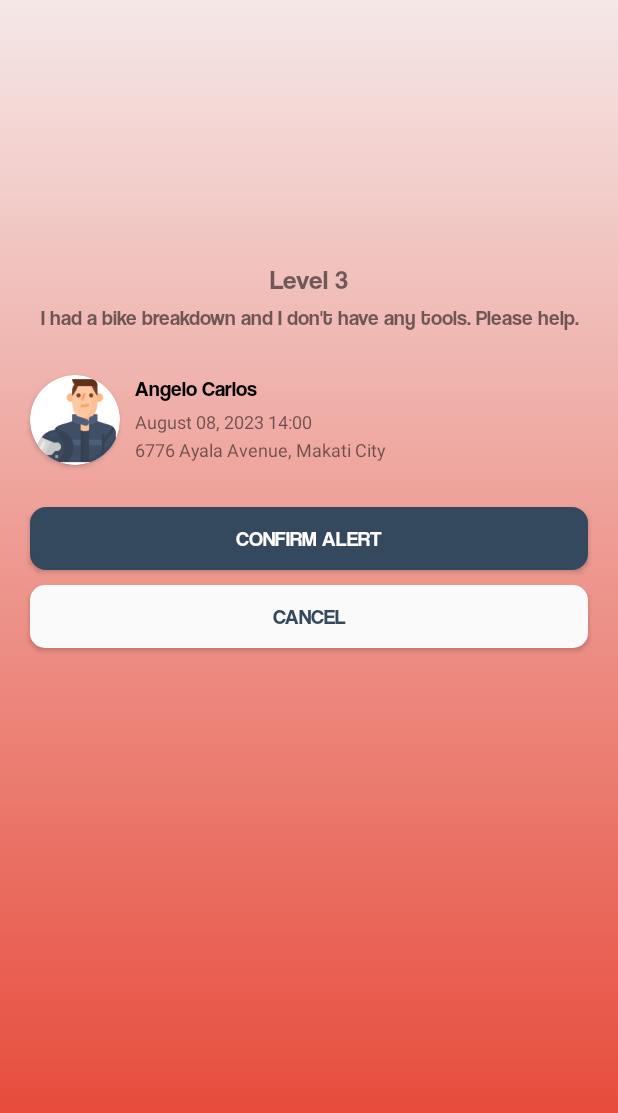
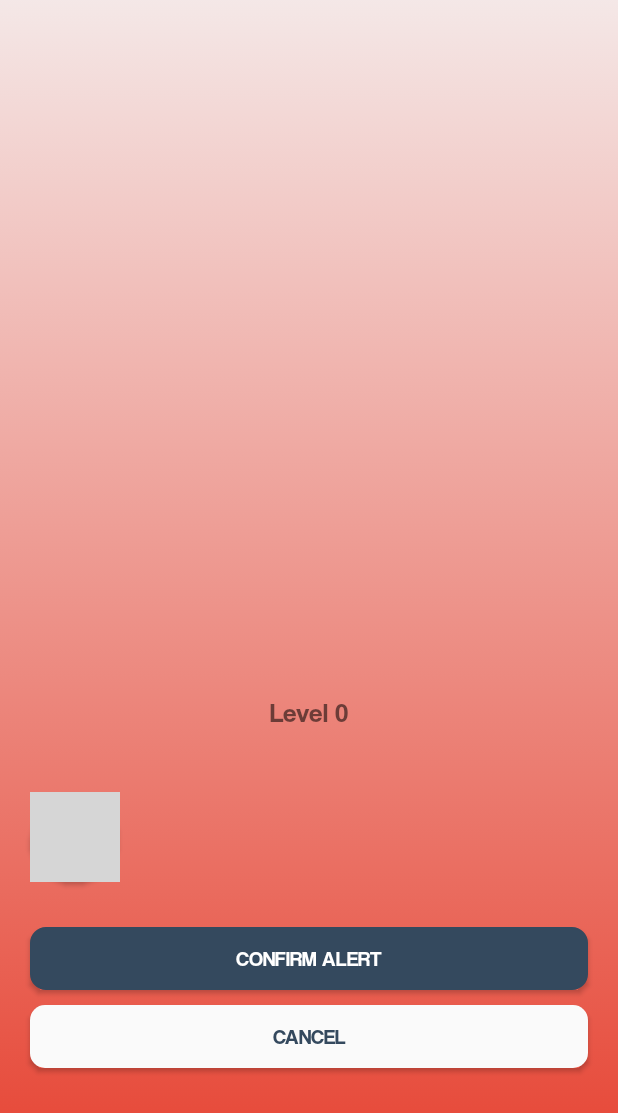
Before and after one commit to cchristopherjaudian/Padyak, an Android app: the frmMemberAlertInfo screen opened directly, with no data from a screen before it, on a phone screen of 412 x 824 dp, the part 123-1236 px from its top. Run offline under Robolectric (Android 15) with nearby library versions, the phone set to English and light mode, and no system bars; our stand-ins replace Picasso; pictures from the network do not load; 1 statement that could not run was skipped; grey boxes are pictures that could not be loaded.

Commit message:
feat: Implement Admin Alert

```diff
--- a/mobile/app/src/main/java/com/padyak/activity/frmMemberAlertInfo.java
+++ b/mobile/app/src/main/java/com/padyak/activity/frmMemberAlertInfo.java
@@ -5,6 +5,10 @@ import androidx.appcompat.app.AppCompatActivity;
 
 import android.os.Bundle;
 import android.util.Log;
+import android.widget.Button;
+import android.widget.ImageView;
+import android.widget.TextView;
+import android.widget.Toast;
 
 import com.google.android.gms.maps.CameraUpdateFactory;
 import com.google.android.gms.maps.GoogleMap;
@@ -16,8 +20,25 @@ import com.google.android.gms.maps.model.LatLng;
 import com.google.android.gms.maps.model.Marker;
 import com.google.android.gms.maps.model.MarkerOptions;
 import com.padyak.R;
+import com.padyak.utility.Helper;
+import com.padyak.utility.VolleyHttp;
+import com.squareup.picasso.Picasso;
+
+import org.json.JSONObject;
+
+import java.util.HashMap;
+import java.util.Map;
 
 public class frmMemberAlertInfo extends AppCompatActivity implements OnMapsSdkInitializedCallback, OnMapReadyCallback {
+
+    String alertId;
+    Button btnCancelAlert, btnConfirmAlert;
+    TextView txAlertAddress, txAlertTime, txAlertName;
+    TextView txAlertDescription, txAlertLevel;
+    ImageView imgDP;
+    double latitude;
+    double longitude;
+    String memberName, locationName;
 
     @Override
     protected void onCreate(Bundle savedInstanceState) {
@@ -25,30 +46,82 @@ public class frmMemberAlertInfo extends AppCompatActivity implements OnMapsSdkIn
         MapsInitializer.initialize(getApplicationContext(), MapsInitializer.Renderer.LATEST, frmMemberAlertInfo.this);
         setContentView(R.layout.activity_frm_member_alert_info);
 
+        latitude = getIntent().getDoubleExtra("latitude", 0d);
+        longitude = getIntent().getDoubleExtra("longitude", 0d);
+
+        alertId = getIntent().getStringExtra("id");
+
+        memberName = getIntent().getStringExtra("name");
+        locationName = getIntent().getStringExtra("location");
 
         SupportMapFragment mapFragment = (SupportMapFragment)
                 getSupportFragmentManager().findFragmentById(R.id.mapAlertInfo);
         mapFragment.getMapAsync(this);
+
+        btnConfirmAlert = findViewById(R.id.btnConfirmAlert);
+        btnCancelAlert = findViewById(R.id.btnCancelAlert);
+
+        txAlertName = findViewById(R.id.txAlertName);
+        txAlertTime = findViewById(R.id.txAlertTime);
+        txAlertAddress = findViewById(R.id.txAlertAddress);
+
+        txAlertLevel = findViewById(R.id.txAlertLevel);
+        txAlertDescription = findViewById(R.id.txAlertDescription);
+
+        imgDP = findViewById(R.id.imgDP);
+
+
+        txAlertName.setText(memberName);
+        txAlertTime.setText(getIntent().getStringExtra("date"));
+        txAlertAddress.setText(locationName);
+
+        Picasso.get().load(getIntent().getStringExtra("photoUrl")).into(imgDP);
+
+        txAlertLevel.setText("Level ".concat(String.valueOf(getIntent().getIntExtra("level", 0))));
+        txAlertDescription.setText(Helper.getInstance().getAlertDescription(getIntent().getIntExtra("level", 0)));
+
+        btnCancelAlert.setOnClickListener(v -> finish());
+        btnConfirmAlert.setOnClickListener(v -> {
+            setStatus("COMPLETED");
+        });
+
     }
 
     @Override
     public void onMapReady(@NonNull GoogleMap googleMap) {
-        double latitude = 14.5571665;
-        double longitude = 121.0172722;
-        Log.d("GMAP", "onMapReady: G");
+
         LatLng myPos = new LatLng(latitude, longitude);
         googleMap.moveCamera(CameraUpdateFactory.newLatLngZoom(myPos, 16.0f));
 
 
         Marker marker = googleMap.addMarker(new MarkerOptions()
                 .position(myPos)
-                .title("Alert Area")
-                .snippet("Angelo Carlos"));
-        if(marker != null) marker.showInfoWindow();
+                .title(memberName)
+                .snippet(locationName));
+        if (marker != null) marker.showInfoWindow();
     }
 
     @Override
     public void onMapsSdkInitialized(@NonNull MapsInitializer.Renderer renderer) {
 
     }
+
+    @Override
+    public void onBackPressed() {
+
+    }
+
+    public void setStatus(String status){
+        Map<String, Object> payload = new HashMap<>();
+        payload.put("status",status);
+        VolleyHttp volleyHttp = new VolleyHttp("/".concat(alertId),payload,"alert-patch",frmMemberAlertInfo.this);
+        JSONObject responseJSON = volleyHttp.getJsonResponse(true);
+        if(responseJSON == null){
+            Toast.makeText(this, "Failed to confirm alert. Please try again", Toast.LENGTH_SHORT).show();
+        } else{
+            Toast.makeText(this, "Alert confirmed successfully.", Toast.LENGTH_SHORT).show();
+            finish();
+        }
+    }
+
 }
--- a/mobile/app/src/main/res/layout/activity_frm_admin_alert.xml
+++ b/mobile/app/src/main/res/layout/activity_frm_admin_alert.xml
@@ -20,8 +20,8 @@
         app:layout_constraintTop_toTopOf="@+id/cardView4" />
     <androidx.cardview.widget.CardView
         android:id="@+id/cardView4"
-        android:layout_width="60dp"
-        android:layout_height="60dp"
+        android:layout_width="@dimen/dp_circle_size"
+        android:layout_height="@dimen/dp_circle_size"
         android:layout_marginTop="10dp"
         android:layout_marginEnd="10dp"
         android:elevation="10dp"
--- a/mobile/app/src/main/res/layout/activity_frm_member_alert_info.xml
+++ b/mobile/app/src/main/res/layout/activity_frm_member_alert_info.xml
@@ -18,7 +18,7 @@
         app:layout_constraintEnd_toEndOf="parent"
         app:layout_constraintStart_toStartOf="parent"
         app:layout_constraintTop_toTopOf="parent" />
-    <ScrollView
+    <androidx.constraintlayout.widget.ConstraintLayout
         android:layout_width="match_parent"
         android:layout_height="0dp"
         android:layout_marginTop="10dp"
@@ -28,60 +28,66 @@
         app:layout_constraintStart_toStartOf="parent"
         app:layout_constraintTop_toBottomOf="@+id/txFindTitle"
        >
+
         <androidx.constraintlayout.widget.ConstraintLayout
+            android:layout_width="match_parent"
+            android:layout_height="0dp"
             android:paddingBottom="20dp"
-            android:layout_width="match_parent"
-            android:layout_height="wrap_content">
+            app:layout_constraintBottom_toBottomOf="parent"
+            app:layout_constraintEnd_toEndOf="parent"
+            app:layout_constraintStart_toStartOf="parent"
+            app:layout_constraintTop_toTopOf="parent">
 
             <fragment
                 android:id="@+id/mapAlertInfo"
                 class="com.google.android.gms.maps.SupportMapFragment"
                 android:layout_width="match_parent"
-                android:layout_height="200dp"
+                android:layout_height="0dp"
+                android:layout_marginBottom="10dp"
+                app:layout_constraintBottom_toTopOf="@+id/txAlertLevel"
                 app:layout_constraintEnd_toEndOf="parent"
                 app:layout_constraintStart_toStartOf="parent"
-                app:layout_constraintTop_toTopOf="parent"
-                />
+                app:layout_constraintTop_toTopOf="parent" />
             <TextView
                 android:id="@+id/txAlertLevel"
                 android:layout_width="0dp"
                 android:layout_height="wrap_content"
                 android:layout_marginStart="20dp"
-                android:layout_marginTop="10dp"
                 android:layout_marginEnd="20dp"
+                android:layout_marginBottom="5dp"
                 android:fontFamily="@font/coolvetica"
                 android:gravity="center"
                 android:text="Level 3"
                 android:textSize="@dimen/header_size"
+                app:layout_constraintBottom_toTopOf="@+id/txAlertDescription"
                 app:layout_constraintEnd_toEndOf="parent"
-                app:layout_constraintStart_toStartOf="parent"
-                app:layout_constraintTop_toBottomOf="@+id/mapAlertInfo" />
+                app:layout_constraintStart_toStartOf="parent" />
 
             <TextView
                 android:id="@+id/txAlertDescription"
                 android:layout_width="0dp"
                 android:layout_height="wrap_content"
                 android:layout_marginStart="20dp"
-                android:layout_marginTop="5dp"
                 android:layout_marginEnd="20dp"
+                android:layout_marginBottom="20dp"
                 android:fontFamily="@font/coolvetica"
                 android:gravity="center"
                 android:text="I had a bike breakdown and I don't have any tools. Please help."
                 android:textSize="@dimen/subheader_size"
+                app:layout_constraintBottom_toTopOf="@+id/txAlertName"
                 app:layout_constraintEnd_toEndOf="parent"
-                app:layout_constraintStart_toStartOf="parent"
-                app:layout_constraintTop_toBottomOf="@+id/txAlertLevel" />
+                app:layout_constraintStart_toStartOf="parent" />
 
             <androidx.cardview.widget.CardView
                 android:id="@+id/cardView4"
                 android:layout_width="60dp"
                 android:layout_height="60dp"
                 android:layout_marginStart="20dp"
-                android:layout_marginTop="30dp"
+                android:layout_marginBottom="30dp"
                 android:elevation="10dp"
                 app:cardCornerRadius="60dp"
-                app:layout_constraintStart_toStartOf="parent"
-                app:layout_constraintTop_toBottomOf="@+id/txAlertDescription">
+                app:layout_constraintBottom_toTopOf="@+id/btnConfirmAlert"
+                app:layout_constraintStart_toStartOf="parent">
 
                 <ImageView
                     android:id="@+id/imgDP"
@@ -141,33 +147,31 @@
                 android:layout_width="0dp"
                 android:layout_height="@dimen/button_size"
                 android:layout_marginStart="20dp"
-                android:layout_marginTop="30dp"
                 android:layout_marginEnd="20dp"
+                android:layout_marginBottom="10dp"
                 android:background="@drawable/rounded_affirmative_button"
                 android:fontFamily="@font/coolvetica"
                 android:text="Confirm Alert"
                 android:textColor="#FFF"
+                app:layout_constraintBottom_toTopOf="@+id/btnCancelAlert"
                 app:layout_constraintEnd_toEndOf="parent"
-                app:layout_constraintStart_toStartOf="parent"
-                app:layout_constraintTop_toBottomOf="@+id/txAlertAddress" />
+                app:layout_constraintStart_toStartOf="parent" />
 
             <Button
                 android:id="@+id/btnCancelAlert"
                 android:layout_width="0dp"
                 android:layout_height="@dimen/button_size"
                 android:layout_marginStart="20dp"
-                android:layout_marginTop="10dp"
                 android:layout_marginEnd="20dp"
-                android:layout_marginBottom="20dp"
+                android:layout_marginBottom="10dp"
                 android:background="@drawable/rounded_white_button"
                 android:fontFamily="@font/coolvetica"
                 android:text="Cancel"
                 android:textColor="@color/ok_color"
                 app:layout_constraintBottom_toBottomOf="parent"
                 app:layout_constraintEnd_toEndOf="parent"
-                app:layout_constraintStart_toStartOf="parent"
-                app:layout_constraintTop_toBottomOf="@+id/btnConfirmAlert" />
+                app:layout_constraintStart_toStartOf="parent" />
         </androidx.constraintlayout.widget.ConstraintLayout>
-    </ScrollView>
+    </androidx.constraintlayout.widget.ConstraintLayout>
 
 </androidx.constraintlayout.widget.ConstraintLayout>
--- a/mobile/app/src/main/res/layout/activity_frm_start_track.xml
+++ b/mobile/app/src/main/res/layout/activity_frm_start_track.xml
@@ -19,8 +19,8 @@
         app:layout_constraintTop_toTopOf="@+id/cardView4" />
     <androidx.cardview.widget.CardView
         android:id="@+id/cardView4"
-        android:layout_width="60dp"
-        android:layout_height="60dp"
+        android:layout_width="@dimen/dp_circle_size"
+        android:layout_height="@dimen/dp_circle_size"
         android:layout_marginTop="10dp"
         android:layout_marginEnd="10dp"
         android:elevation="10dp"
--- a/mobile/app/src/main/res/layout/activity_frm_track_event.xml
+++ b/mobile/app/src/main/res/layout/activity_frm_track_event.xml
@@ -19,8 +19,8 @@
         app:layout_constraintTop_toTopOf="@+id/cardView4" />
     <androidx.cardview.widget.CardView
         android:id="@+id/cardView4"
-        android:layout_width="60dp"
-        android:layout_height="60dp"
+        android:layout_width="@dimen/dp_circle_size"
+        android:layout_height="@dimen/dp_circle_size"
         android:layout_marginTop="10dp"
         android:layout_marginEnd="10dp"
         android:elevation="10dp"
@@ -86,6 +86,7 @@
             app:layout_constraintTop_toBottomOf="@+id/textView19">
 
             <ImageView
+                android:id="@+id/imgTrackEvent"
                 android:layout_width="match_parent"
                 android:layout_height="match_parent"
                 android:scaleType="center"
```
Also changed, not shown: mobile/app/src/main/java/com/padyak/activity/frmAdminAlert.java (+56 -8 lines), mobile/app/src/main/java/com/padyak/activity/frmAlertInfo.java (+8 -8 lines), mobile/app/src/main/java/com/padyak/adapter/adapterAdminAlert.java (+19 -4 lines), mobile/app/src/main/res/layout/row_admin_alert.xml (+8 -8 lines).
